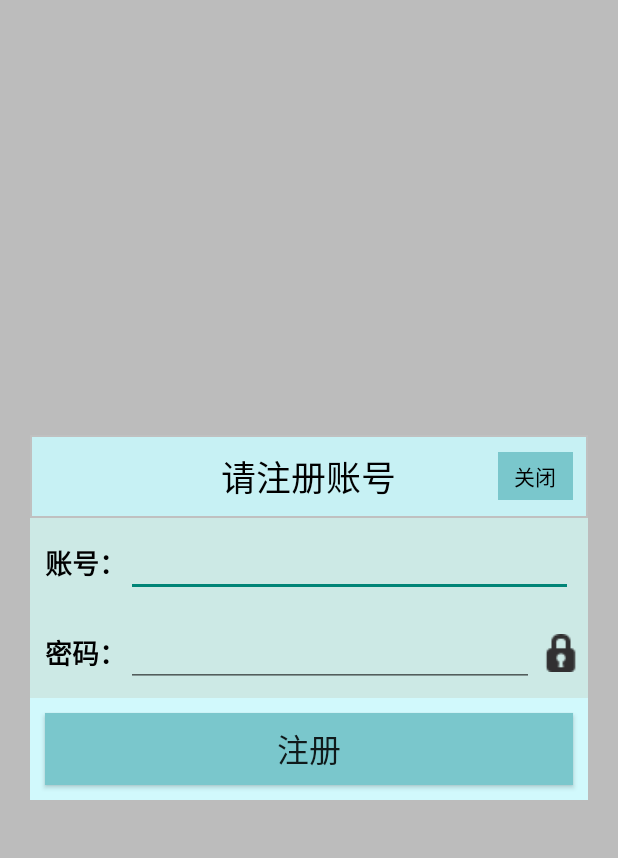
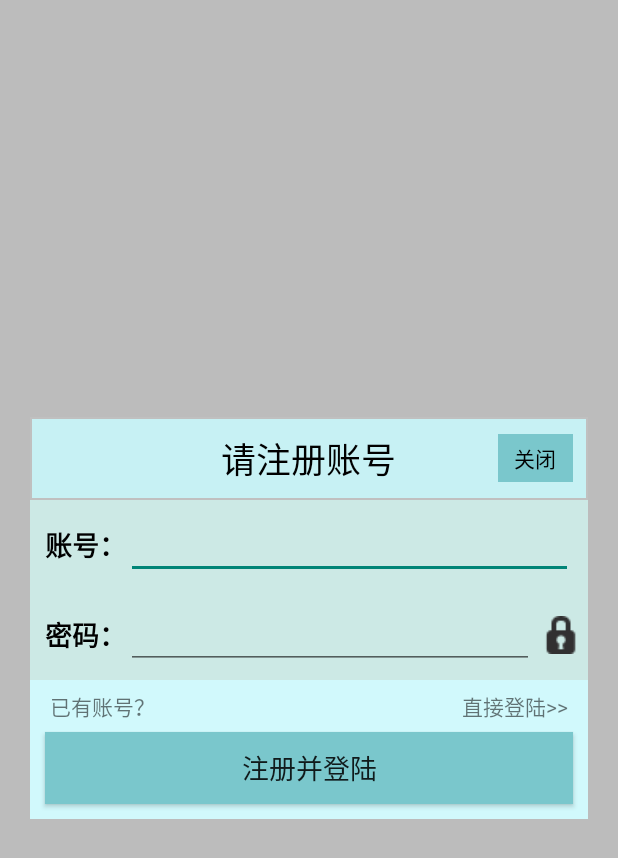
Before and after one commit to kechenxiansheng/FullyMall-MVP, an Android app: the layout activity_register.xml on its own in the app's theme, with its tools: preview values and no code run, on a phone screen of 412 x 824 dp. Shown: the top 858 px of the screen. Run offline under Robolectric (Android 15) with nearby library versions, the phone set to English and light mode, and no system bars.

Commit message:
1、本地缓存只保留当前账号的 2、修改注册页面点击登陆后，数据刷新的逻辑

```diff
--- a/app/src/main/java/com/cm/fm/mall/common/MallConstant.java
+++ b/app/src/main/java/com/cm/fm/mall/common/MallConstant.java
@@ -45,6 +45,7 @@ public class MallConstant {
     public static final int USER_FRAGMENT_LOGIN_REQUEST_CODE = 151;
     public static final int USER_FRAGMENT_USER_SELF_REQUEST_CODE = 152;
     public static final int USER_FRAGMENT_HEAD_PORTRAIT_REQUEST_CODE = 153;
+    public static final int USER_FRAGMENT_REGISTER_REQUEST_CODE = 154;
     //BindPhoneActivity
     public static final int BIND_PHONE_ACTIVITY_REQUEST_CODE = 500;
     //HeadPortraitActivity
--- a/app/src/main/java/com/cm/fm/mall/view/fragment/menu/FoundFragment.java
+++ b/app/src/main/java/com/cm/fm/mall/view/fragment/menu/FoundFragment.java
@@ -132,13 +132,14 @@ public class FoundFragment extends BaseMVPFragment implements View.OnClickListen
     @Override
     public void onResume() {
         super.onResume();
+        //此时此方法只会在所属 activity 的执行onResume时才会调用。
         Log.d(tag,"onResume");
     }
 
     @Override
     public void onPause() {
         super.onPause();
-        //此时此方法不会执行，因为是跟随activity的。所以不可在此处暂停视频播放
+        //此时此方法只会在所属 activity 的执行onResume时才会调用。所以不可在此处暂停视频播放
         Log.d(tag,"onPause");
     }
 
--- a/app/src/main/res/layout/activity_register.xml
+++ b/app/src/main/res/layout/activity_register.xml
@@ -84,7 +84,6 @@
                 android:layout_marginStart="10dp"
                 android:textColor="#000"
                 android:text="密码："
-
                 android:textSize="18sp"
                 android:textStyle="bold" />
 
@@ -112,17 +111,51 @@
             android:layout_width="match_parent"
             android:layout_height="wrap_content"
             android:background="@color/colorLightBlue"
+            android:orientation="vertical"
             >
+            <RelativeLayout
+                android:layout_width="match_parent"
+                android:layout_height="wrap_content"
+                android:paddingTop="3dp"
+                android:paddingBottom="3dp"
+                >
+                <TextView
+                    android:layout_width="wrap_content"
+                    android:layout_height="wrap_content"
+                    android:layout_alignParentStart="true"
+                    android:padding="3dp"
+                    android:gravity="start"
+                    android:layout_marginStart="10dp"
+                    android:text="已有账号？ "
+                    />
+                <TextView
+                    android:id="@+id/tv_register_login"
+                    android:layout_width="wrap_content"
+                    android:layout_height="wrap_content"
+                    android:layout_alignParentEnd="true"
+                    android:padding="3dp"
+                    android:gravity="end"
+                    android:textSize="14sp"
+
+                    android:layout_marginEnd="10dp"
+                    android:text="直接登陆>>"
+                    />
+
+            </RelativeLayout>
             <Button
                 android:id="@+id/bt_register_btn"
                 android:layout_width="match_parent"
                 android:layout_height="wrap_content"
                 android:layout_gravity="center"
                 android:background="@drawable/login_background_button"
-                android:text="注册"
-                android:textSize="21sp"
-                android:layout_margin="10dp"
+                android:text="注册并登陆"
+                android:textSize="18sp"
+                android:layout_marginStart="10dp"
+                android:layout_marginEnd="10dp"
+                android:layout_marginBottom="10dp"
                 android:padding="3dp" />
+
+
         </LinearLayout>
 
     </LinearLayout>
--- a/app/src/main/res/values/colors.xml
+++ b/app/src/main/res/values/colors.xml
@@ -24,6 +24,7 @@
     <color name="colorOrange4">#f9e4cc</color>
     <color name="colorBlack">#000000</color>
     <color name="colorGrey">#c0c0c0</color>
+    <color name="colorGrey2">#a1a1a1</color>
 
     <color name="colorSplash">#F6F6F6</color>
 
```
Also changed, not shown: app/src/main/java/com/cm/fm/mall/common/util/Utils.java (+13 -0 lines), app/src/main/java/com/cm/fm/mall/model/model/activity/LoginModel.java (+5 -4 lines), app/src/main/java/com/cm/fm/mall/model/model/activity/RegisterModel.java (+8 -2 lines), app/src/main/java/com/cm/fm/mall/view/activity/LoginActivity.java (+16 -9 lines), app/src/main/java/com/cm/fm/mall/view/activity/MainActivity.java (+15 -0 lines), app/src/main/java/com/cm/fm/mall/view/activity/RegisterActivity.java (+18 -2 lines), app/src/main/java/com/cm/fm/mall/view/fragment/menu/UserFragment.java (+35 -10 lines), app/src/main/res/layout/activity_login.xml (+9 -7 lines).
